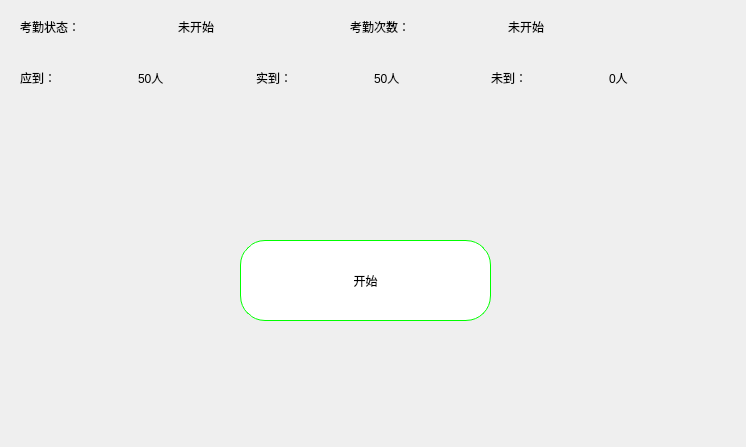
Qt form view/UI_RunDialog.ui (xsxz01/PyQt5DesignMode) before a commit.
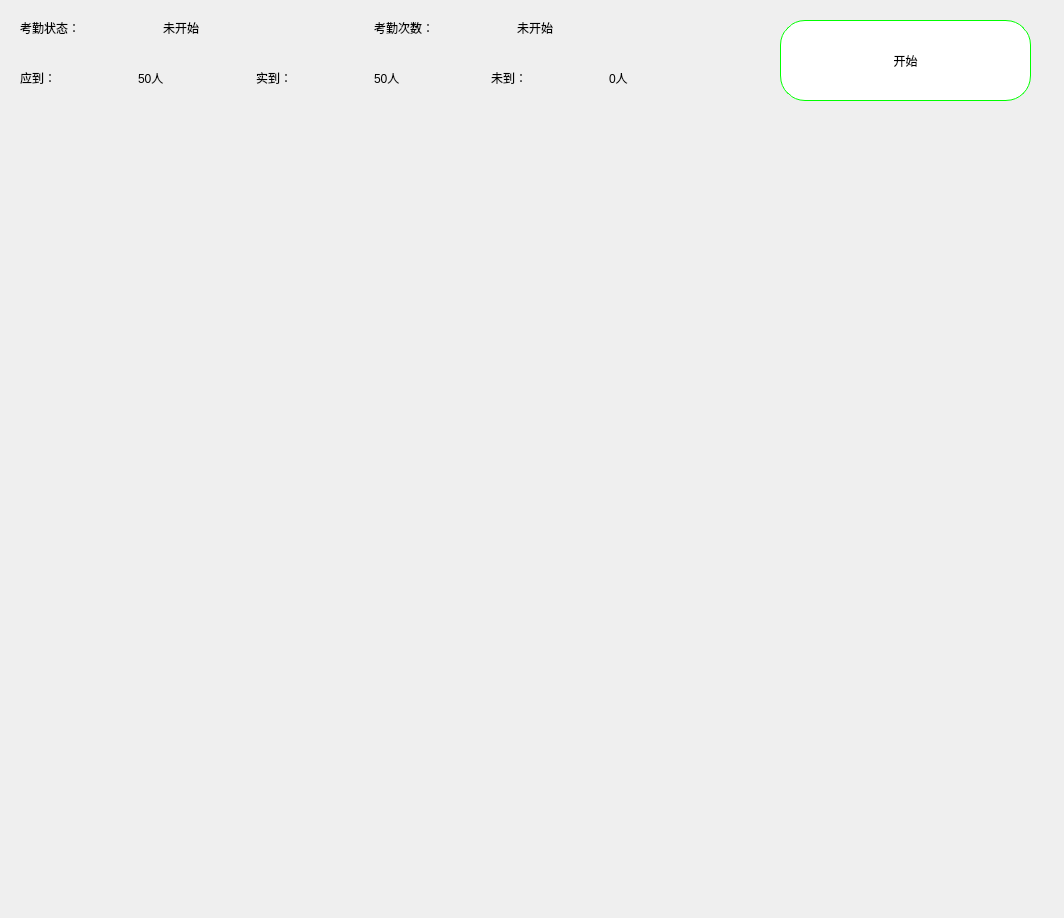
The same form after that commit.

```diff
--- a/view/UI_RunDialog.ui
+++ b/view/UI_RunDialog.ui
@@ -6,45 +6,13 @@
    <rect>
     <x>0</x>
     <y>0</y>
-    <width>746</width>
-    <height>447</height>
+    <width>1064</width>
+    <height>918</height>
    </rect>
   </property>
   <property name="windowTitle">
    <string>开始考勤</string>
   </property>
-  <widget class="QWidget" name="layoutWidget">
-   <property name="geometry">
-    <rect>
-     <x>20</x>
-     <y>10</y>
-     <width>309</width>
-     <height>33</height>
-    </rect>
-   </property>
-   <layout class="QHBoxLayout" name="horizontalLayout">
-    <item>
-     <widget class="QLabel" name="label">
-      <property name="styleSheet">
-       <string notr="true">font: 25 18pt &quot;等线 Light&quot;;</string>
-      </property>
-      <property name="text">
-       <string>考勤状态：</string>
-      </property>
-     </widget>
-    </item>
-    <item>
-     <widget class="QLabel" name="label_2">
-      <property name="styleSheet">
-       <string notr="true">font: 25 18pt &quot;等线 Light&quot;;</string>
-      </property>
-      <property name="text">
-       <string>未开始</string>
-      </property>
-     </widget>
-    </item>
-   </layout>
-  </widget>
   <widget class="QWidget" name="layoutWidget">
    <property name="geometry">
     <rect>
@@ -132,8 +100,8 @@
   <widget class="QPushButton" name="pushButton_start">
    <property name="geometry">
     <rect>
-     <x>240</x>
-     <y>240</y>
+     <x>780</x>
+     <y>20</y>
      <width>251</width>
      <height>81</height>
     </rect>
@@ -149,18 +117,69 @@
     <string>开始</string>
    </property>
   </widget>
-  <widget class="QWidget" name="layoutWidget_2">
+  <widget class="QLabel" name="label_cap">
    <property name="geometry">
     <rect>
-     <x>350</x>
+     <x>120</x>
+     <y>100</y>
+     <width>800</width>
+     <height>800</height>
+    </rect>
+   </property>
+   <property name="text">
+    <string/>
+   </property>
+  </widget>
+  <widget class="QWidget" name="">
+   <property name="geometry">
+    <rect>
+     <x>20</x>
      <y>10</y>
-     <width>309</width>
-     <height>33</height>
+     <width>701</width>
+     <height>35</height>
     </rect>
    </property>
+   <layout class="QHBoxLayout" name="horizontalLayout_7">
+    <item>
+     <layout class="QHBoxLayout" name="horizontalLayout">
+      <item>
+       <widget class="QLabel" name="label">
+        <property name="maximumSize">
+         <size>
+          <width>137</width>
+          <height>16777215</height>
+         </size>
+        </property>
+        <property name="styleSheet">
+         <string notr="true">font: 25 18pt &quot;等线 Light&quot;;</string>
+        </property>
+        <property name="text">
+         <string>考勤状态：</string>
+        </property>
+       </widget>
+      </item>
+      <item>
+       <widget class="QLabel" name="label_2">
+        <property name="styleSheet">
+         <string notr="true">font: 25 18pt &quot;等线 Light&quot;;</string>
+        </property>
+        <property name="text">
+         <string>未开始</string>
+        </property>
+       </widget>
+      </item>
+     </layout>
+    </item>
+    <item>
    <layout class="QHBoxLayout" name="horizontalLayout_6">
     <item>
      <widget class="QLabel" name="label_9">
+        <property name="maximumSize">
+         <size>
+          <width>137</width>
+          <height>16777215</height>
+         </size>
+        </property>
       <property name="styleSheet">
        <string notr="true">font: 25 18pt &quot;等线 Light&quot;;</string>
       </property>
@@ -178,6 +197,8 @@
        <string>未开始</string>
       </property>
      </widget>
+      </item>
+     </layout>
     </item>
    </layout>
   </widget>
```
Lines whose indentation alone changed are shown as unchanged.
